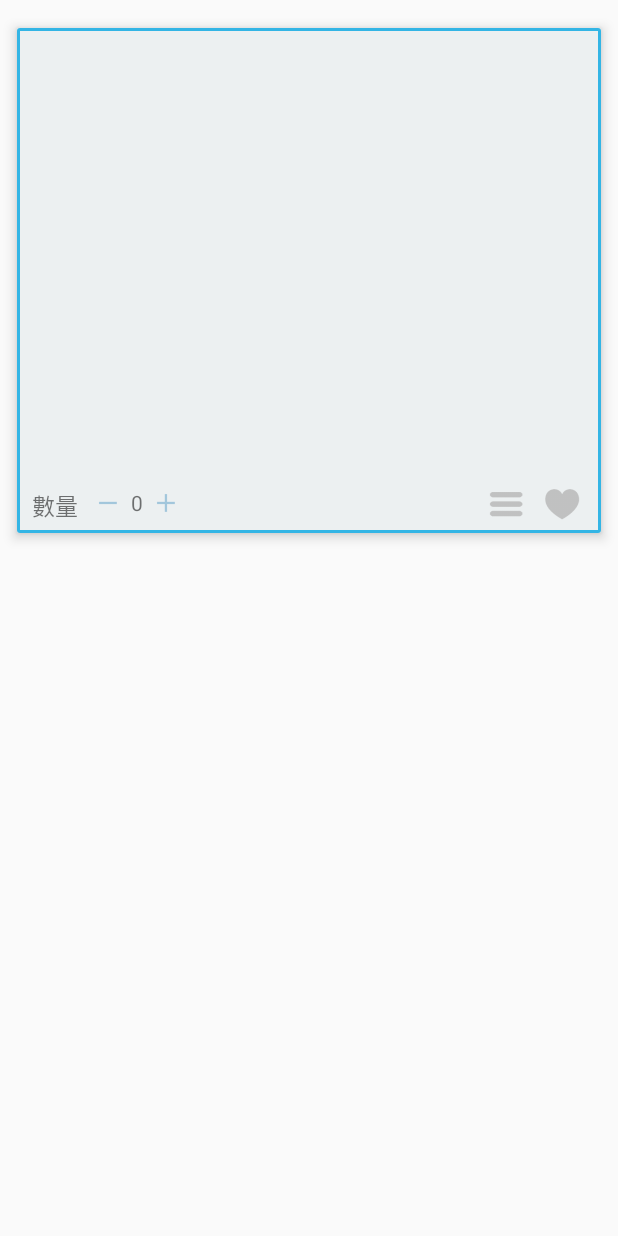
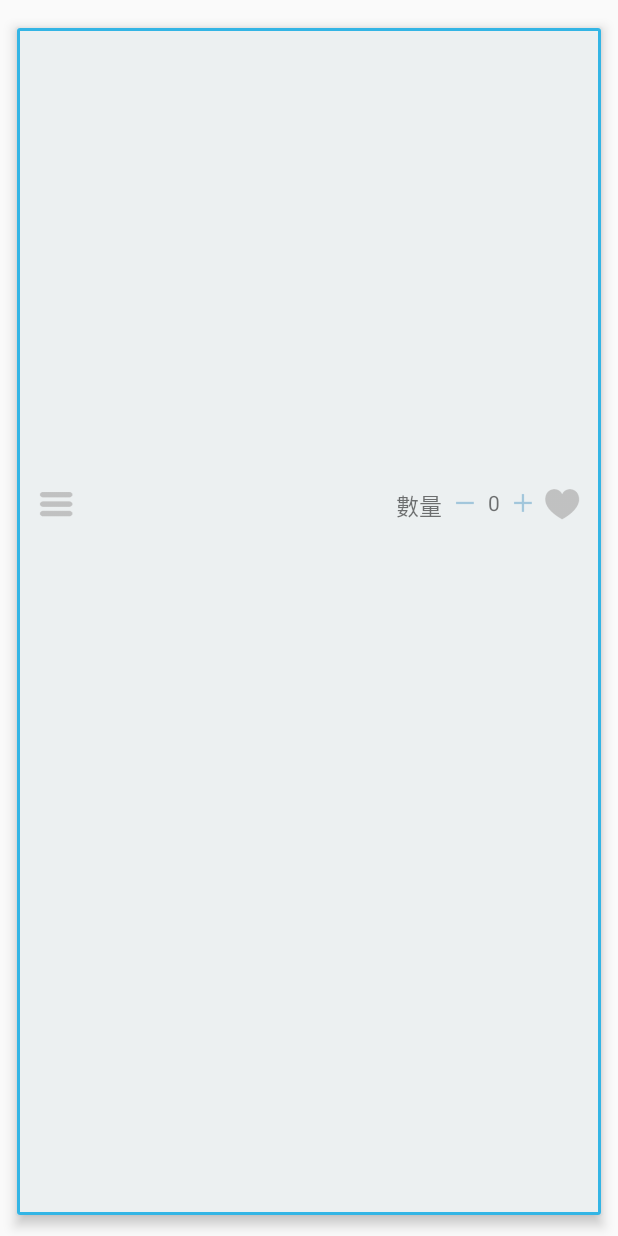
Before and after one commit to james35022000/TaiTieSyunBao, an Android app: the layout menu_card_view.xml on its own in the app's theme, with its tools: preview values and no code run, on a phone screen of 412 x 824 dp. Run offline under Robolectric (Android 15) with nearby library versions, the phone set to English and light mode, and no system bars.

Commit message:
Fix some bugs (unfinished)

```diff
--- a/app/src/main/java/com/AndroidProject/taitiesyunbao/MenuInfoActivity.java
+++ b/app/src/main/java/com/AndroidProject/taitiesyunbao/MenuInfoActivity.java
@@ -24,7 +24,7 @@ public class MenuInfoActivity extends AppCompatActivity {
     @Override
     protected void onCreate(Bundle savedInstanceState) {
         super.onCreate(savedInstanceState);
-        setContentView(R.layout.activity_menu_info);
+        setContentView(R.layout.menu_info_frg);
 
         Intent intent = getIntent();
 
--- a/app/src/main/res/layout/menu_card_view.xml
+++ b/app/src/main/res/layout/menu_card_view.xml
@@ -49,77 +49,87 @@
             android:layout_marginRight="2dp"
             android:scaleType="fitXY" />
 
-        <TextView
-            android:id="@+id/amount"
-            android:layout_width="wrap_content"
-            android:layout_height="20dp"
-            android:layout_below="@+id/pic_imageView"
-            android:layout_centerVertical="false"
-            android:layout_marginBottom="10dp"
-            android:layout_marginLeft="10dp"
-            android:layout_marginRight="10dp"
-            android:layout_marginTop="5dp"
-            android:clickable="true"
-            android:gravity="center"
-            android:text="@string/amount"
-            android:textSize="15sp" />
+        <RelativeLayout
+            android:id="@+id/UI_relativeLayout"
+            android:layout_width="match_parent"
+            android:layout_height="wrap_content"
+            android:layout_alignParentBottom="true"
+            android:layout_alignParentStart="true"
+            android:layout_below="@+id/pic_imageView">
 
             <ImageView
                 android:id="@+id/minus_imageView"
                 android:layout_width="20dp"
                 android:layout_height="20dp"
-            android:layout_below="@+id/pic_imageView"
                 android:layout_marginTop="5dp"
-            android:layout_toRightOf="@+id/amount"
+                android:layout_toLeftOf="@+id/amount_textView"
                 android:clickable="true"
                 android:src="@drawable/minus_icon" />
-
-        <TextView
-            android:id="@+id/amount_textView"
-            android:layout_width="wrap_content"
-            android:layout_height="20dp"
-            android:layout_below="@+id/pic_imageView"
-            android:layout_centerVertical="false"
-            android:layout_marginLeft="5dp"
-            android:layout_marginRight="5dp"
-            android:layout_marginTop="5dp"
-            android:layout_toRightOf="@+id/minus_imageView"
-            android:gravity="center"
-            android:text="0" />
-
-        <ImageView
-            android:id="@+id/plus_imageView"
-            android:layout_width="20dp"
-            android:layout_height="20dp"
-            android:layout_below="@+id/pic_imageView"
-            android:layout_centerVertical="true"
-            android:layout_marginTop="5dp"
-            android:layout_toRightOf="@id/amount_textView"
-            android:clickable="true"
-            android:src="@drawable/add_icon" />
-
-        <ImageView
-            android:id="@+id/info_imageView"
-            android:layout_width="32dp"
-            android:layout_height="32dp"
-            android:layout_below="@+id/pic_imageView"
-            android:layout_marginRight="5dp"
-            android:layout_toLeftOf="@+id/like_imageView"
-            android:clickable="true"
-            card_view:srcCompat="@drawable/info_icon" />
 
             <ImageView
                 android:id="@+id/like_imageView"
                 android:layout_width="32dp"
                 android:layout_height="32dp"
                 android:layout_alignParentRight="true"
-            android:layout_below="@+id/pic_imageView"
                 android:layout_centerInParent="false"
                 android:layout_marginRight="10dp"
                 android:clickable="true"
                 android:focusable="true"
                 android:src="@drawable/like_item_selector" />
 
+            <ImageView
+                android:id="@+id/plus_imageView"
+                android:layout_width="20dp"
+                android:layout_height="20dp"
+                android:layout_centerVertical="false"
+                android:layout_marginTop="5dp"
+                android:layout_toLeftOf="@+id/like_imageView"
+                android:clickable="true"
+                android:src="@drawable/add_icon" />
+
+            <TextView
+                android:id="@+id/amount"
+                android:layout_width="wrap_content"
+                android:layout_height="20dp"
+                android:layout_centerVertical="false"
+                android:layout_marginBottom="10dp"
+                android:layout_marginRight="5dp"
+                android:layout_marginTop="5dp"
+                android:layout_toLeftOf="@+id/minus_imageView"
+                android:clickable="true"
+                android:gravity="center"
+                android:text="@string/amount"
+                android:textSize="15sp" />
+
+            <TextView
+                android:id="@+id/amount_textView"
+                android:layout_width="wrap_content"
+                android:layout_height="20dp"
+                android:layout_centerVertical="false"
+                android:layout_marginLeft="5dp"
+                android:layout_marginRight="5dp"
+                android:layout_marginTop="5dp"
+                android:layout_toLeftOf="@+id/plus_imageView"
+                android:gravity="center"
+                android:text="0" />
+
+            <ImageView
+                android:id="@+id/info_imageView"
+                android:layout_width="32dp"
+                android:layout_height="32dp"
+                android:layout_alignParentLeft="true"
+                android:layout_marginLeft="10dp"
+                android:clickable="true"
+                card_view:srcCompat="@drawable/info_icon" />
+        </RelativeLayout>
+
+        <TextView
+            android:id="@+id/info_textView"
+            android:layout_width="wrap_content"
+            android:layout_height="wrap_content"
+            android:layout_below="@+id/UI_relativeLayout"
+            android:text="TextView" />
+
     </RelativeLayout>
 
 </android.support.v7.widget.CardView>
```
Also changed, not shown: app/src/main/java/com/AndroidProject/taitiesyunbao/MenuInfoFragment.java (added, +80 -0 lines), app/src/main/java/com/AndroidProject/taitiesyunbao/MenuRecyclerViewAdapter.java (+3 -7 lines), app/src/main/res/layout/menu_info_frg.xml (renamed from app/src/main/res/layout/activity_menu_info.xml), 2 other files. Lines whose indentation alone changed are shown as unchanged.
